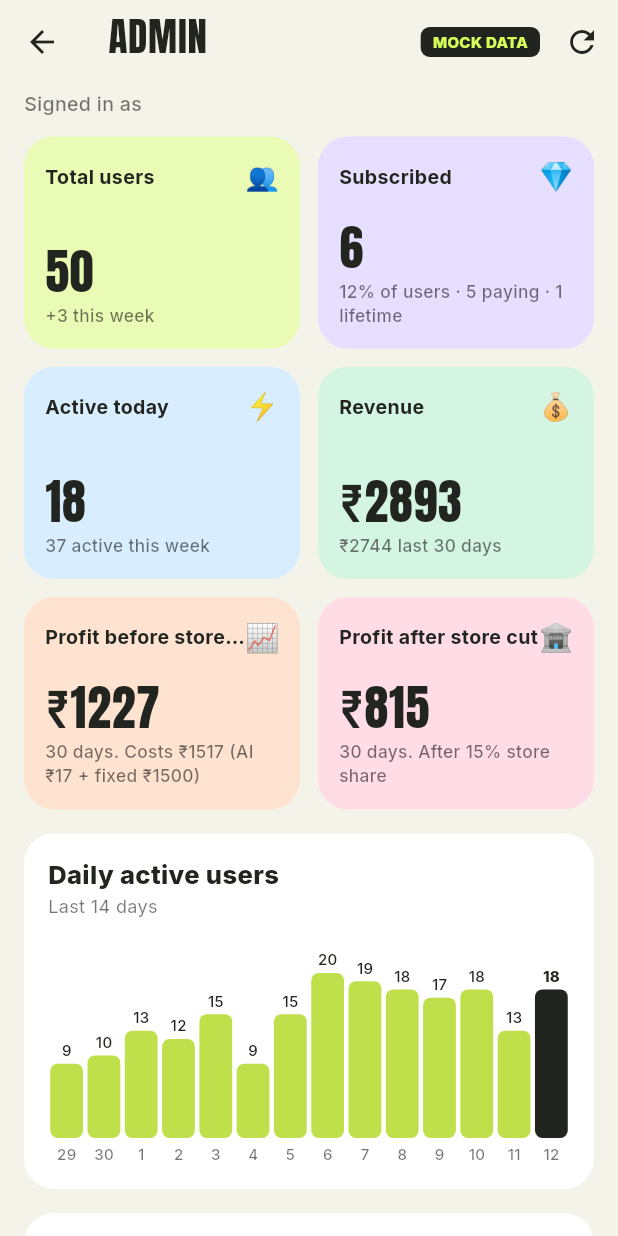
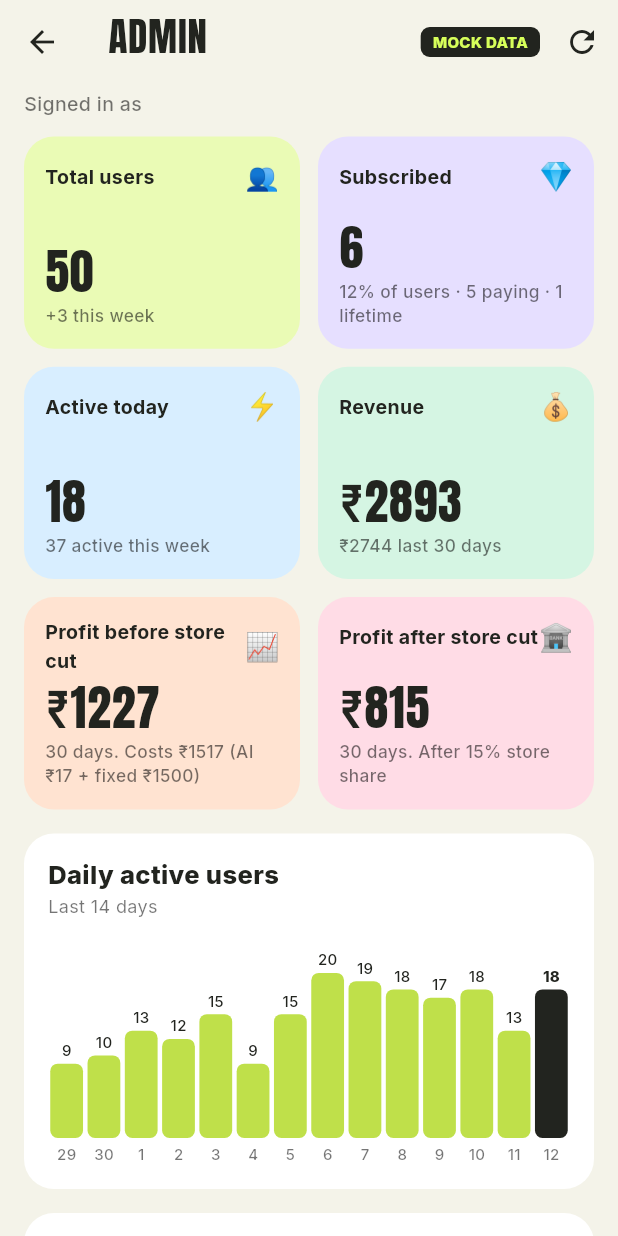
Before and after one commit to sid-sys/use-it-up, a Flutter app: the AdminDashboard screen opened directly, on a phone screen of 412 x 824 dp. Run offline on Flutter 3.47's test engine with Material 3 defaults, Android fonts, the phone set to English and light mode, and no system bars; our stand-ins replace flutter_local_notifications, flutter_timezone, image_picker, shared_preferences, timezone; missing offline and left inert: google_mlkit_text_recognition; accounts and stored records are empty.

Commit message:
Lock portrait, fix item plural and admin card titles
Co-Authored-By: Claude Sonnet 5.5 <noreply@anthropic.com>

```diff
--- a/lib/admin/widgets.dart
+++ b/lib/admin/widgets.dart
@@ -91,7 +91,7 @@ class MetricCard extends StatelessWidget {
       decoration: BoxDecoration(color: color, borderRadius: BorderRadius.circular(20)),
       child: Column(crossAxisAlignment: CrossAxisAlignment.start, children: [
         Row(children: [
-          Expanded(child: Text(title, style: body(13, FontWeight.w700), maxLines: 1, overflow: TextOverflow.ellipsis)),
+          Expanded(child: Text(title, style: body(13, FontWeight.w700), maxLines: 2, overflow: TextOverflow.ellipsis)),
           Text(emoji, style: const TextStyle(fontSize: 18)),
         ]),
         const Spacer(),
--- a/lib/main.dart
+++ b/lib/main.dart
@@ -1,4 +1,5 @@
 import 'package:flutter/material.dart';
+import 'package:flutter/services.dart';
 import 'analytics.dart';
 import 'billing.dart';
 import 'notification_log.dart';
@@ -14,6 +15,7 @@ late final Store store;
 
 Future<void> main() async {
   WidgetsFlutterBinding.ensureInitialized();
+  await SystemChrome.setPreferredOrientations([DeviceOrientation.portraitUp]);
   billing = Billing();
   store = Store(billing);
   await billing.load();
--- a/lib/screens/home.dart
+++ b/lib/screens/home.dart
@@ -223,7 +223,7 @@ class _Group extends StatelessWidget {
           Container(
             padding: const EdgeInsets.symmetric(horizontal: 10, vertical: 4),
             decoration: BoxDecoration(color: cardWhite, borderRadius: BorderRadius.circular(20)),
-            child: Text('${items.length} items', style: body(12, FontWeight.w700)),
+            child: Text(items.length == 1 ? '1 item' : '${items.length} items', style: body(12, FontWeight.w700)),
           ),
         ]),
         Text(sub, style: body(13, FontWeight.w400, Colors.black54)),
```
